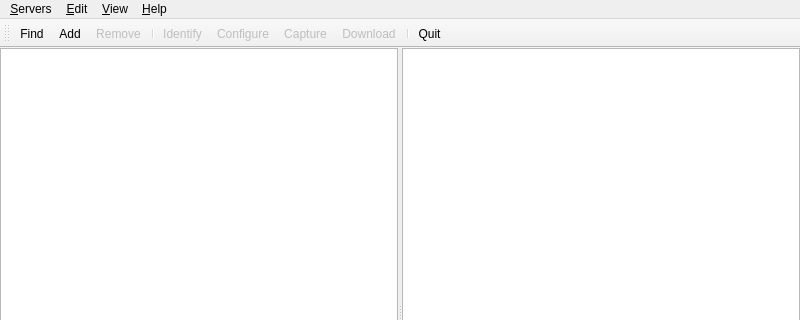
Old version of the form compoundpi/windows/main_window.ui in the repository waveform-computing/compoundpi; both pictures show x 0 to 800 and y 0 to 320 of the 800 by 600 pixel window.
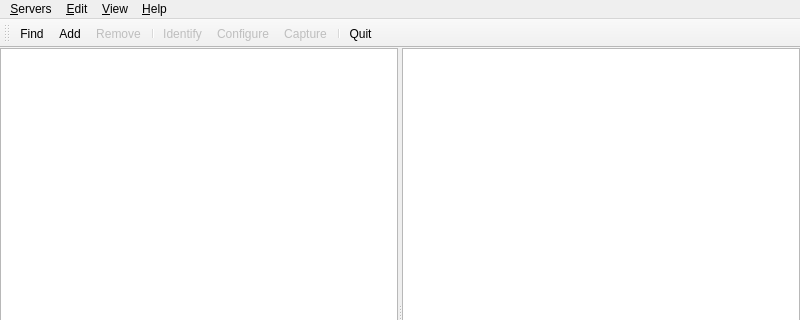
New version of the form.

Diff of the .ui file:
```diff
--- a/compoundpi/windows/main_window.ui
+++ b/compoundpi/windows/main_window.ui
@@ -137,7 +137,6 @@
    <addaction name="identify_action"/>
    <addaction name="configure_action"/>
    <addaction name="capture_action"/>
-   <addaction name="download_action"/>
    <addaction name="separator"/>
    <addaction name="quit_action"/>
   </widget>
@@ -259,14 +258,6 @@
     <string>Ctrl+C</string>
    </property>
   </action>
-  <action name="download_action">
-   <property name="enabled">
-    <bool>false</bool>
-   </property>
-   <property name="text">
-    <string>&amp;Download</string>
-   </property>
-  </action>
  </widget>
  <resources/>
  <connections>
```
Left out of the diff: 1 changed line with no effect on the pictures.
